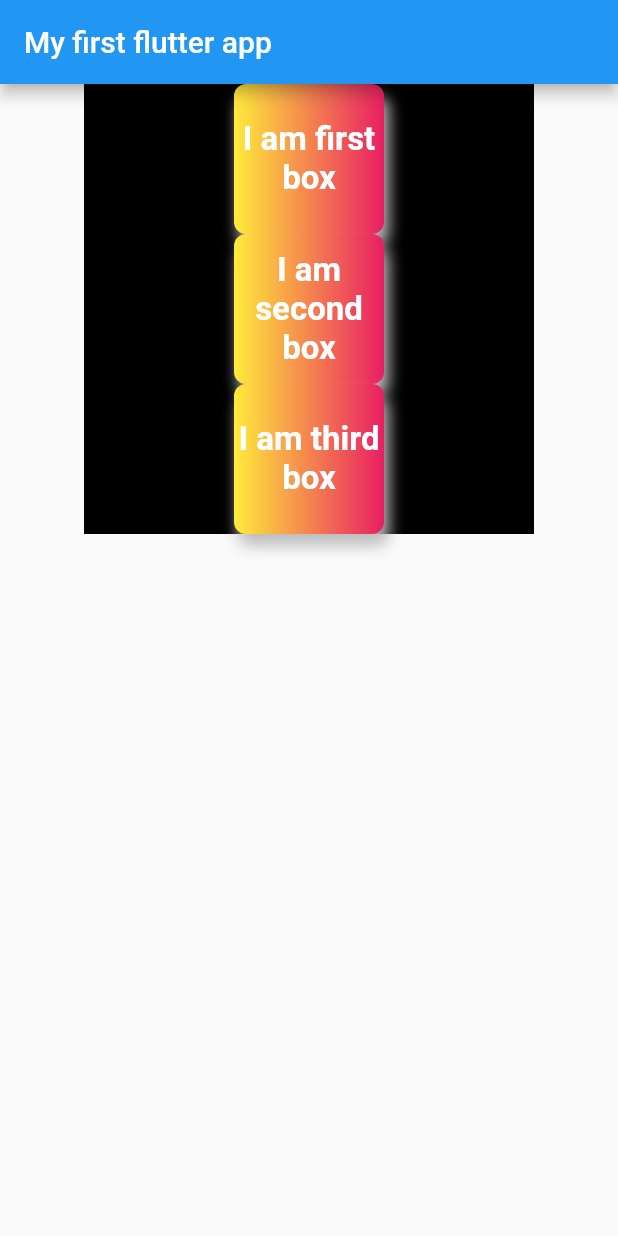
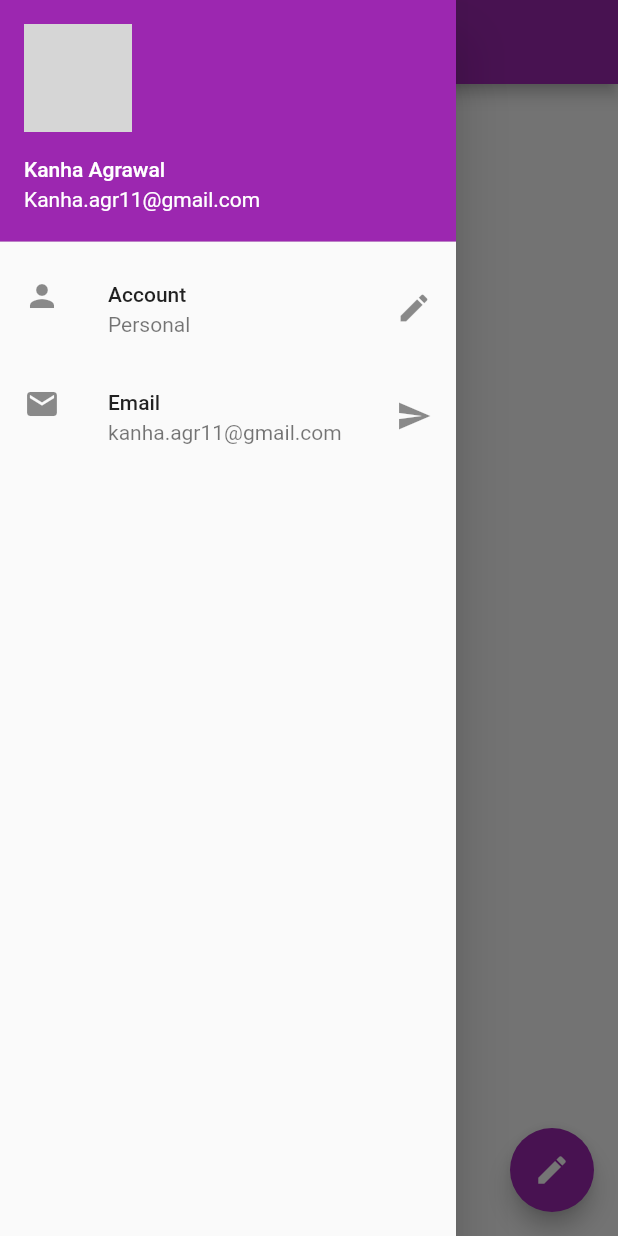
Before and after one commit to Kanha-13/flutter_catalog, a Flutter app: the screen it shows after launch, with the side drawer open (before the commit the screen has no drawer), on a phone screen of 412 x 824 dp. Run offline on Flutter 3.47's test engine with Material 2 defaults, Android fonts, the phone set to English and light mode, and no system bars; network calls fail; grey boxes are pictures that could not be loaded.

Commit message:
donw with drawer and basic user account image in drawer head

```diff
--- a/lib/main.dart
+++ b/lib/main.dart
@@ -1,9 +1,12 @@
+import 'dart:ui';
+
 import 'package:flutter/material.dart';
 
 void main() {
   runApp(MaterialApp(
     title: "First_App",
     home: HomePage(),
+    theme: ThemeData(primarySwatch: Colors.purple),
   ));
 }
 
@@ -16,113 +19,39 @@ class HomePage extends StatelessWidget {
       appBar: AppBar(
         title: Text("My first flutter app"),
       ),
-      body: Container(
-        alignment: Alignment.topCenter,
-        width: MediaQuery.of(context).size.width,
-        height: MediaQuery.of(context).size.height,
-        child: Container(
-            color: Colors.black,
-            width: 300,
-            height: 300,
-            child: Column(
-              mainAxisAlignment: MainAxisAlignment.spaceEvenly,
-              crossAxisAlignment: CrossAxisAlignment.center,
+      body: Container(),
+      drawer: Drawer(
+        child: ListView(
+          padding: EdgeInsets.zero,
           children: <Widget>[
-                Container(
-                  // padding: const EdgeInsets.all(28),
-                  alignment: Alignment.center,
-                  // color: Colors.red,
-                  width: 100,
-                  height: 100,
-                  decoration: BoxDecoration(
-                    //to change box shape use shape
-                    // shape: BoxShape.circle,
-                    //to change box shape with side radius use border radius
-                    borderRadius: BorderRadius.circular(8),
-                    boxShadow: [
-                      BoxShadow(
-                          color: Colors.grey.shade400,
-                          blurRadius: 8,
-                          offset: Offset(3.0, 8.0))
-                    ],
-                    color: Colors.red,
-                    gradient:
-                        LinearGradient(colors: [Colors.yellow, Colors.pink]),
-                  ),
-                  child: Text(
-                    "I am first box",
-                    textAlign: TextAlign.center,
-                    style: TextStyle(
-                      color: Colors.white,
-                      fontWeight: FontWeight.bold,
-                      fontSize: 22.0,
+            UserAccountsDrawerHeader(
+              accountName: Text("Kanha Agrawal"),
+              accountEmail: Text("Kanha.agr11@gmail.com"),
+              currentAccountPicture: CircleAvatar(
+                backgroundImage: NetworkImage(
+                    "https://images.unsplash.com/photo-1622832148332-b436648cef62?ixid=MnwxMjA3fDB8MHxwaG90by1wYWdlfHx8fGVufDB8fHx8&ixlib=rb-1.2.1&auto=format&fit=crop&w=625&q=80"),
               ),
             ),
+            ListTile(
+              leading: Icon(Icons.person),
+              title: Text("Account"),
+              subtitle: Text("Personal"),
+              trailing: Icon(Icons.edit),
             ),
-                Container(
-                  // padding: const EdgeInsets.all(28),
-                  alignment: Alignment.center,
-                  // color: Colors.red,
-                  width: 100,
-                  height: 100,
-                  decoration: BoxDecoration(
-                    //to change box shape use shape
-                    // shape: BoxShape.circle,
-                    //to change box shape with side radius use border radius
-                    borderRadius: BorderRadius.circular(8),
-                    boxShadow: [
-                      BoxShadow(
-                          color: Colors.grey.shade400,
-                          blurRadius: 8,
-                          offset: Offset(3.0, 8.0))
+            ListTile(
+              leading: Icon(Icons.email),
+              title: Text("Email"),
+              subtitle: Text("kanha.agr11@gmail.com"),
+              trailing: Icon(Icons.send),
+            ),
           ],
-                    color: Colors.red,
-                    gradient:
-                        LinearGradient(colors: [Colors.yellow, Colors.pink]),
-                  ),
-                  child: Text(
-                    "I am second box",
-                    textAlign: TextAlign.center,
-                    style: TextStyle(
-                      color: Colors.white,
-                      fontWeight: FontWeight.bold,
-                      fontSize: 22.0,
         ),
       ),
-                ),
-                Container(
-                  // padding: const EdgeInsets.all(28),
-                  alignment: Alignment.center,
-                  // color: Colors.red,
-                  width: 100,
-                  height: 100,
-                  decoration: BoxDecoration(
-                    //to change box shape use shape
-                    // shape: BoxShape.circle,
-                    //to change box shape with side radius use border radius
-                    borderRadius: BorderRadius.circular(8),
-                    boxShadow: [
-                      BoxShadow(
-                          color: Colors.grey.shade400,
-                          blurRadius: 8,
-                          offset: Offset(3.0, 8.0))
-                    ],
-                    color: Colors.red,
-                    gradient:
-                        LinearGradient(colors: [Colors.yellow, Colors.pink]),
-                  ),
-                  child: Text(
-                    "I am third box",
-                    textAlign: TextAlign.center,
-                    style: TextStyle(
-                      color: Colors.white,
-                      fontWeight: FontWeight.bold,
-                      fontSize: 22.0,
-                    ),
-                  ),
-                ),
-              ],
-            )),
+      // floatingActionButtonLocation: FloatingActionButtonLocation.endTop,
+      floatingActionButton: FloatingActionButton(
+        onPressed: () {},
+        child: Icon(Icons.edit),
+        backgroundColor: Colors.purple,
       ),
     );
   }
```
Lines whose indentation alone changed are shown as unchanged.
